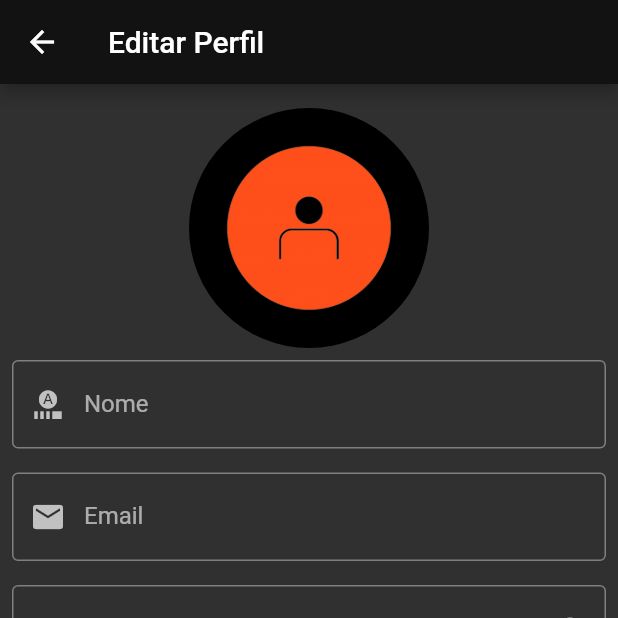
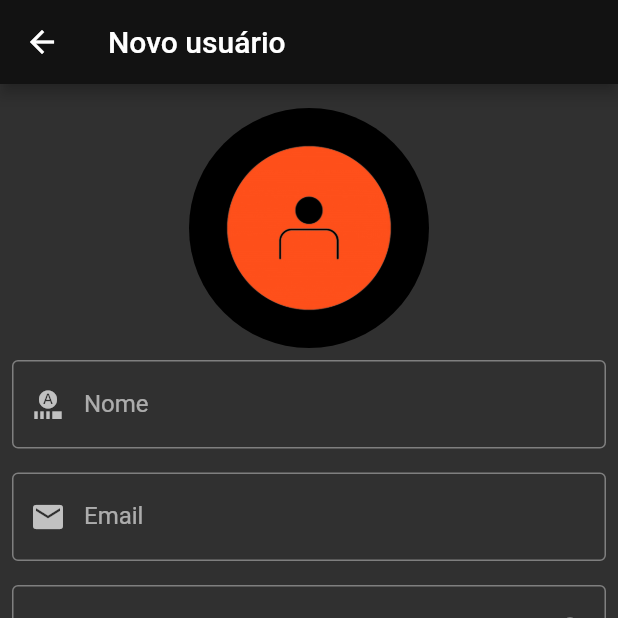
Before and after one commit to TCC-Alerta-Queimadas/alertaqueimadas, a Flutter app: the UsuarioPage screen opened directly, on a phone screen of 412 x 824 dp, the top half of it. Run offline on Flutter 3.47's test engine with Material 2 defaults, Android fonts, the light colour scheme and no system bars; our stand-ins replace cloud_firestore, firebase_auth, firebase_core, firebase_storage, flutter_compass, flutter_map and 3 more; accounts and stored records are empty.

Commit message:
TCC Finalizado

```diff
--- a/lib/pages/usuario/usuario_page.dart
+++ b/lib/pages/usuario/usuario_page.dart
@@ -2,22 +2,18 @@ import 'package:flutter/material.dart';
 import '../../model/usuario_model.dart';
 import 'usuario_form.dart';
 
-
-
-
 class UsuarioPage extends StatelessWidget {
-   final UsuarioModel? usuario;
+  final UsuarioModel? usuario;
   const UsuarioPage({this.usuario, Key? key}) : super(key: key);
 
   @override
   Widget build(BuildContext context) {
     return Scaffold(
-      appBar: AppBar(
-        title: Text("Editar Perfil"),
-      ),
-
-        body: UsuarioForm(usuario:usuario,)
-
-    );
+        appBar: AppBar(
+          title: Text("Novo usuário"),
+        ),
+        body: UsuarioForm(
+          usuario: usuario,
+        ));
   }
 }
```
